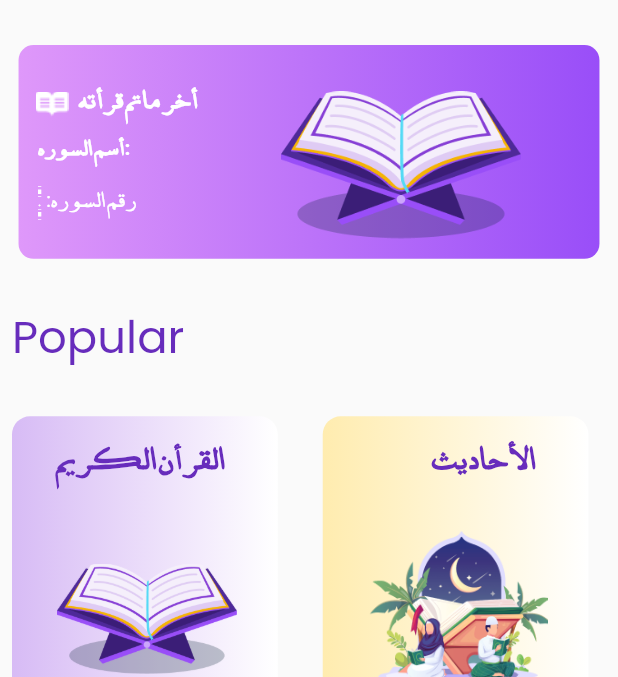
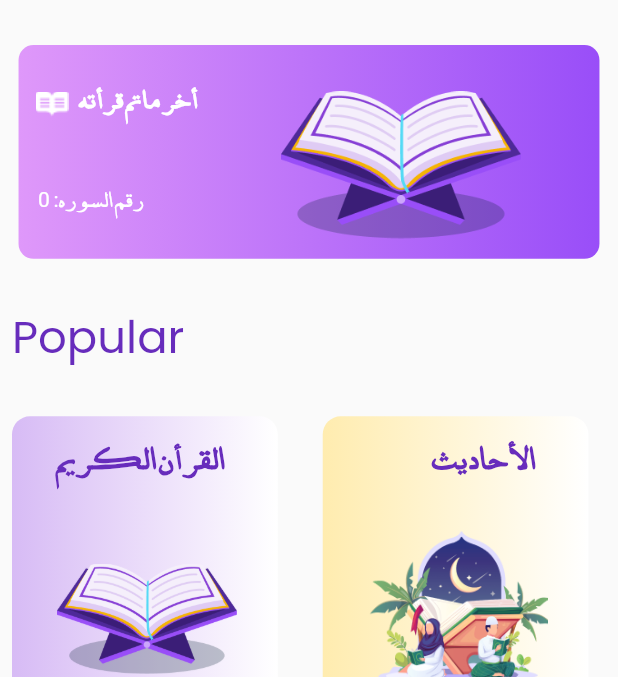
Before and after one commit to 18112001688/QuranApp, a Flutter app: the HomeView screen opened by its route, on a phone screen of 412 x 824 dp, the part 108-785 px from its top. Run offline on Flutter 3.47's test engine with Material 2 defaults, Android fonts, the light colour scheme and no system bars; our stand-ins replace dartz, dio, flutter_bloc, get_it, go_router, shared_preferences; missing offline and left inert: quran; accounts and stored records are empty; network calls fail; Roboto replaces fonts that are missing (poppins).

Commit message:
some UI Editing

```diff
--- a/lib/Features/home/widget/custom_last_read_item.dart
+++ b/lib/Features/home/widget/custom_last_read_item.dart
@@ -51,7 +51,7 @@ class CustomLastReadItem extends StatelessWidget {
                   left: 13,
                   top: 60,
                   child: Text(
-                    "أسم السوره:     ${state.surahName}",
+                    state.surahName,
                     style: const TextStyle(
                         color: Colors.white,
                         fontSize: 14,
@@ -63,7 +63,7 @@ class CustomLastReadItem extends StatelessWidget {
                   left: 13,
                   top: 95,
                   child: Text(
-                    "رقم السوره:    ${state.ayahNumber.toArabicNumbers}",
+                    "رقم السوره:   ${state.ayahNumber}",
                     style: const TextStyle(
                         color: Colors.white,
                         fontSize: 14,
```
Also changed, not shown: lib/Features/detail/presentation/views/ahdes_view.dart (+10 -7 lines).
